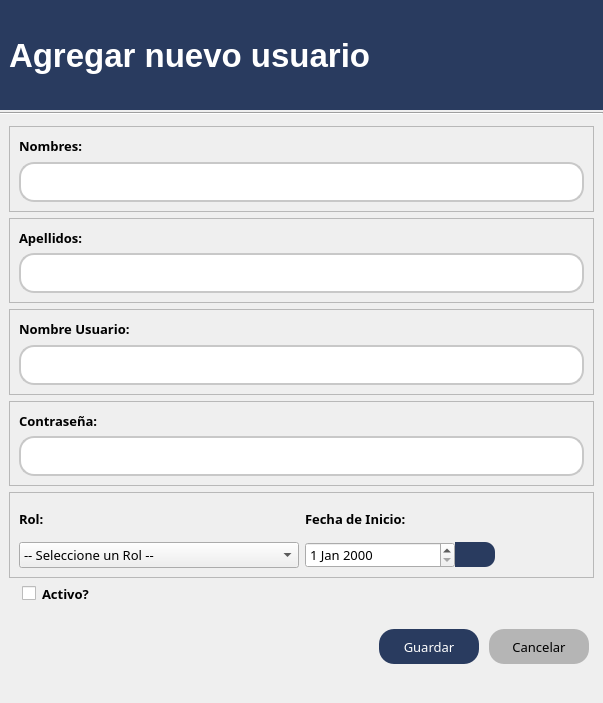
Liz368/SISTEMA-DE-GESTION-DE-DOCUMENTOS, file ui_files/addUser.ui: the form before one commit.
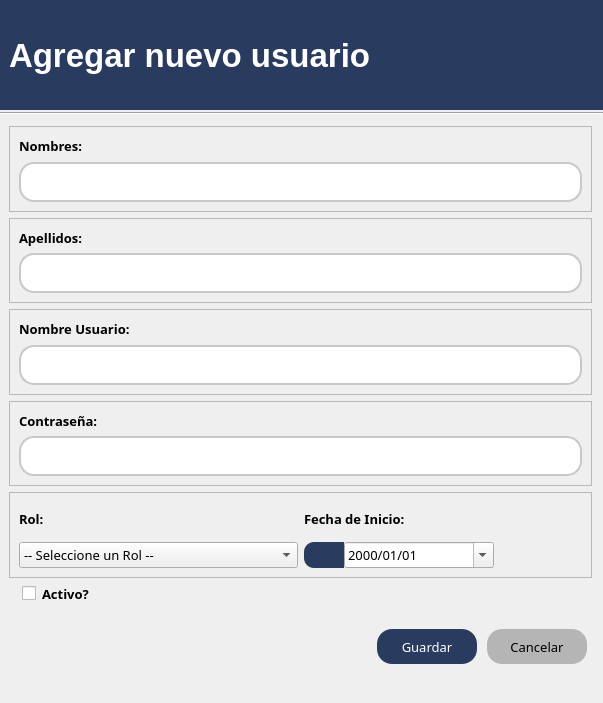
The form after the commit. Icons and pictures are not drawn.

Patch:
```diff
--- a/ui_files/addUser.ui
+++ b/ui_files/addUser.ui
@@ -10,6 +10,18 @@
     <height>703</height>
    </rect>
   </property>
+  <property name="minimumSize">
+   <size>
+    <width>0</width>
+    <height>0</height>
+   </size>
+  </property>
+  <property name="maximumSize">
+   <size>
+    <width>16777215</width>
+    <height>16777215</height>
+   </size>
+  </property>
   <property name="windowTitle">
    <string>Dialog</string>
   </property>
@@ -46,8 +58,8 @@
 }
 
 #btn_date1, #btn_date2 {
-    border-bottom-right-radius: 10px;
-    border-top-right-radius: 10px;
+    border-bottom-left-radius: 10px;
+    border-top-left-radius: 10px;
 }
 
 QPushButton:hover {
@@ -94,7 +106,7 @@
       </size>
      </property>
      <layout class="QVBoxLayout" name="verticalLayout_6">
-      <item alignment="Qt::AlignLeft">
+      <item>
        <widget class="QLabel" name="label">
         <property name="font">
          <font>
@@ -125,6 +137,9 @@
       <string notr="true"/>
      </property>
      <layout class="QVBoxLayout" name="verticalLayout_8">
+      <property name="rightMargin">
+       <number>11</number>
+      </property>
       <item>
        <widget class="QFrame" name="frame">
         <property name="frameShape">
@@ -396,24 +411,11 @@
              <property name="spacing">
               <number>0</number>
              </property>
-             <item alignment="Qt::AlignRight">
-              <widget class="QDateEdit" name="dateEdit">
-               <property name="minimumSize">
-                <size>
-                 <width>150</width>
-                 <height>0</height>
-                </size>
-               </property>
-               <property name="font">
-                <font>
-                 <family>Century Gothic</family>
-                 <pointsize>10</pointsize>
-                </font>
-               </property>
-              </widget>
-             </item>
-             <item alignment="Qt::AlignLeft">
+             <item>
               <widget class="QPushButton" name="btn_date1">
+               <property name="enabled">
+                <bool>false</bool>
+               </property>
                <property name="sizePolicy">
                 <sizepolicy hsizetype="Preferred" vsizetype="Preferred">
                  <horstretch>0</horstretch>
@@ -422,14 +424,14 @@
                </property>
                <property name="minimumSize">
                 <size>
+                 <width>0</width>
+                 <height>0</height>
+                </size>
+               </property>
+               <property name="maximumSize">
+                <size>
                  <width>40</width>
-                 <height>0</height>
-                </size>
-               </property>
-               <property name="maximumSize">
-                <size>
-                 <width>16777215</width>
-                 <height>25</height>
+                 <height>16777215</height>
                 </size>
                </property>
                <property name="cursor">
@@ -444,6 +446,34 @@
                </property>
               </widget>
              </item>
+             <item alignment="Qt::AlignLeft">
+              <widget class="QDateEdit" name="dateEdit">
+               <property name="minimumSize">
+                <size>
+                 <width>150</width>
+                 <height>0</height>
+                </size>
+               </property>
+               <property name="maximumSize">
+                <size>
+                 <width>16777215</width>
+                 <height>16777215</height>
+                </size>
+               </property>
+               <property name="font">
+                <font>
+                 <family>Century Gothic</family>
+                 <pointsize>10</pointsize>
+                </font>
+               </property>
+               <property name="displayFormat">
+                <string>yyyy/MM/dd</string>
+               </property>
+               <property name="calendarPopup">
+                <bool>true</bool>
+               </property>
+              </widget>
+             </item>
             </layout>
            </item>
           </layout>
```
Left out of the diff: 2 changed lines with no effect on the pictures.
